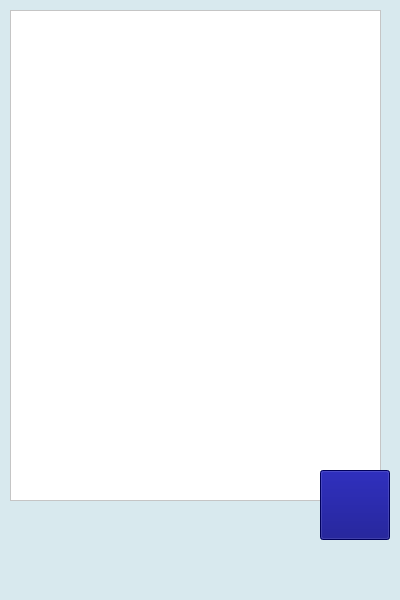
Before: the Qt Designer form Address_Book/mainwindow.ui in kajo12864/Address-Book, drawn with Qt 5.
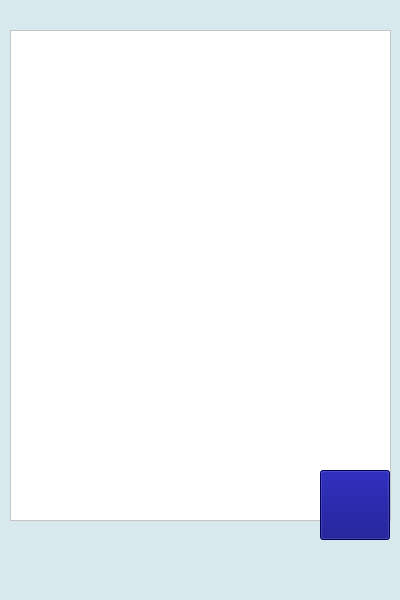
After: the same form once the commit is applied. Icons and pictures are not drawn.

Diff of the .ui file:
```diff
--- a/Address_Book/mainwindow.ui
+++ b/Address_Book/mainwindow.ui
@@ -33,8 +33,8 @@
     <property name="geometry">
      <rect>
       <x>10</x>
-      <y>10</y>
-      <width>371</width>
+      <y>30</y>
+      <width>381</width>
       <height>491</height>
      </rect>
     </property>
```
